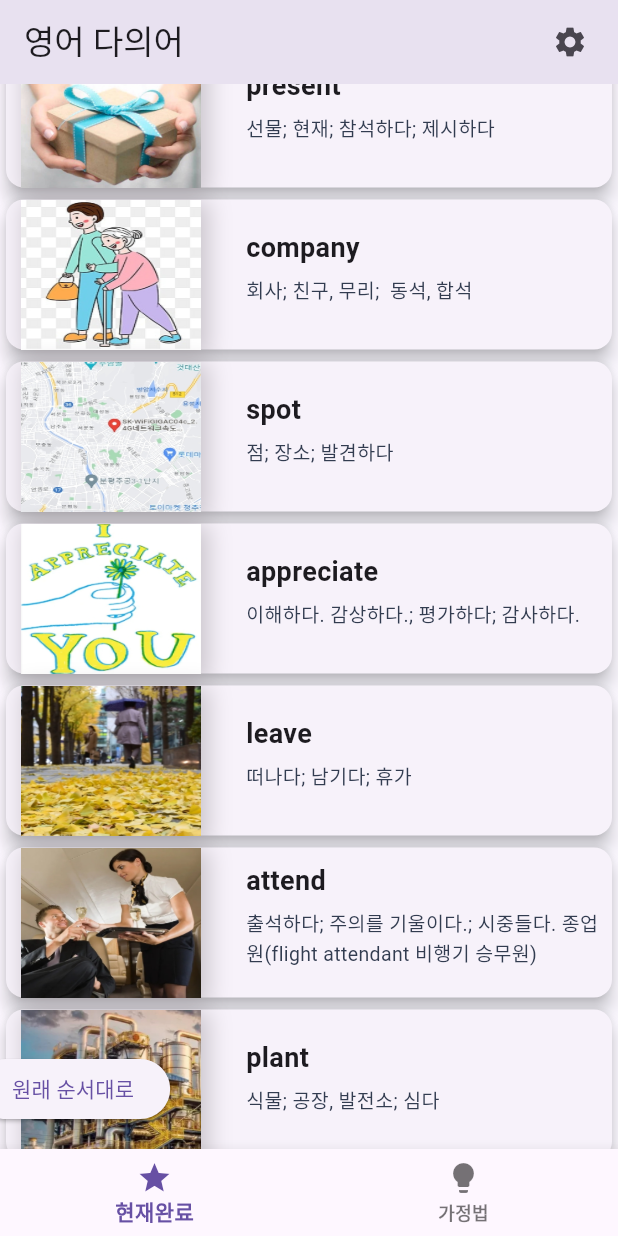
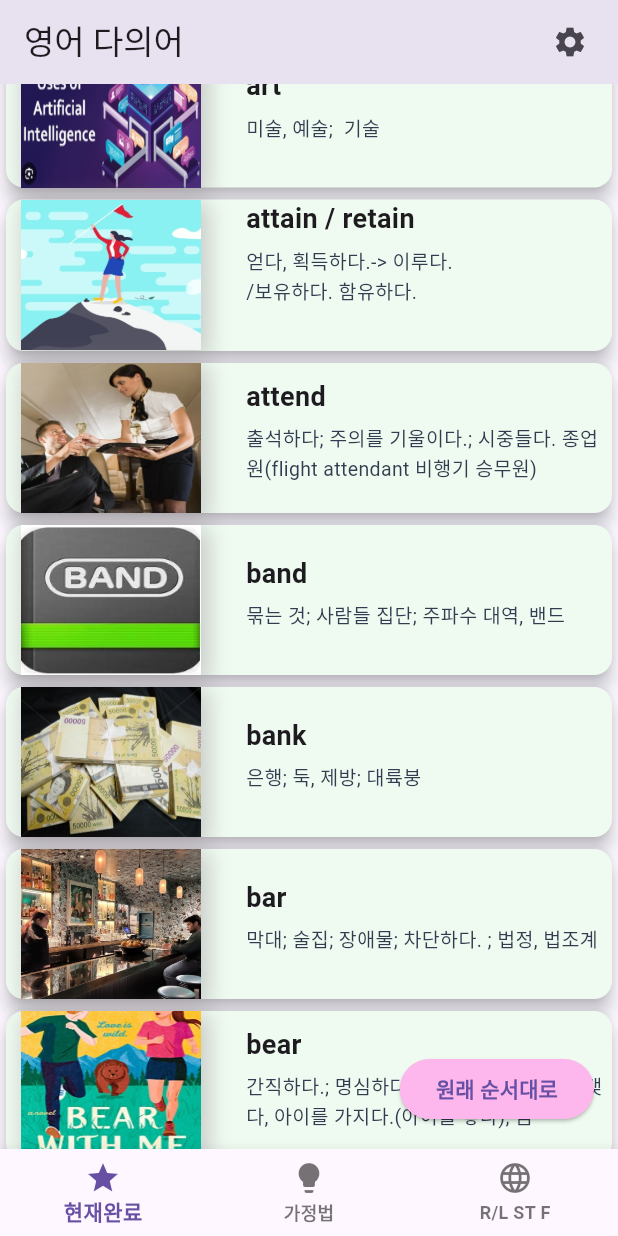
Before and after one commit to shanghanrun/choco_ex01, a Flutter app: the screen it shows after launch, scrolled down 576 dp, after a tap on "알파벳순", on a phone screen of 412 x 824 dp. Run offline on Flutter 3.47's test engine with Material 3 defaults, Android fonts, the light colour scheme and no system bars.

Commit message:
에러수정.

```diff
--- a/lib/dic.dart
+++ b/lib/dic.dart
@@ -1392,7 +1392,7 @@ I’ve never been able to work her out. 그녀에 대해서 뭔가 해보려(풀
     'image3': null,
   },
   {
-    "word": "yield",
+    'title': "yield",
     "meanings": "생산하다; 양보하다; 갚다; 굴복하다",
     "comment1": '''
 중심의미: 주다(give, give up, return)
@@ -1951,7 +1951,7 @@ sprout 싹, 싹이 나다.  봄이 되면 단단한 땅을 뚫고 새싹이 솟
     'image3': null,
   },
   {
-    "word": "cover",
+    'title': "cover",
     "meanings": "덮다; 감추다; 포함하다. 다루다. 걸쳐있다.; 보도하다.",
     "comment1": """
 중심의미: 덮다.
@@ -1993,7 +1993,7 @@ coverage: 영화촬영시, 동일한 연기 동작을 여러 각도에서 촬영
     "image3": null
   },
   {
-    "word": "reserve",
+    'title': "reserve",
     "meanings": '''
 예약하다; 보유하다  비축하다. 비축물; 보호구역
 reservoir [레’절버] 저수지, 급수장;비축 ;저장소
@@ -2017,7 +2017,7 @@ reserve area는 동물보호구역, 혹은 인디어보호구역 등으로,
     "image3": null
   },
   {
-    "word": "credit",
+    'title': "credit",
     "meanings": "신용; 명예, 인정; 학점을 주다",
     "comment1": '''
 중심의미: 믿음(신뢰)
@@ -2039,7 +2039,7 @@ My math class is worth three credits.
     "image3": null
   },
   {
-    "word": "subject",
+    'title': "subject",
     "meanings": "과목; 주제; ~받기 쉬운 ; ~하기 쉬운, ~하는 경향이 있는; ~에게 복종하는",
     "comment1": '''
 중심의미:sub(아래로)+ject(던지다)
@@ -2067,7 +2067,7 @@ It is subject to change.
     "image3": null
   },
   {
-    "word": "change",
+    'title': "change",
     "meanings": "바꾸다, 갈아타다; 잔돈",
     "comment1": "중학생이라도 change가  잔돈도 의미한다는 것은 알고 있어야죠?",
     "comment2": null,
@@ -2077,7 +2077,7 @@ It is subject to change.
     "image3": null
   },
   {
-    "word": "preserve",
+    'title': "preserve",
     "meanings": "보존하다.;  저장하다; 마음에 간직하다",
     "comment1": '''
 중심의미:미리저장하다.
@@ -2092,7 +2092,7 @@ It is subject to change.
     "image3": null
   },
   {
-    "word": "common",
+    'title': "common",
     "meanings": "공통의, 공동의; 보통의, 흔한",
     "comment1": '''
 공동의 내용이면, 너무나 흔하고, 보통의 것이 되죠.
@@ -2110,7 +2110,7 @@ It is subject to change.
     "image3": null
   },
   {
-    "word": "abuse",
+    'title': "abuse",
     "meanings": "남용하다; 학대하다",
     "comment1": '''
 쓸데 없이, 잘못되게 힘을 남용하는 것 ⇒ 학대하다.
@@ -2125,7 +2125,7 @@ It is subject to change.
     "image3": null
   },
   {
-    "word": "commit",
+    'title': "commit",
     "meanings": "전념하다.; 위임하다; 죄를 범하다.",
     "comment1": '''
 앞에서 살펴봤죠? 중심의미:모두를 바치다(all in)
@@ -2142,7 +2142,7 @@ It is subject to change.
     "image3": null
   },
   {
-    "word": "volume",
+    'title': "volume",
     "meanings": "책, 서적;  권(한권 두권); 양, 음량",
     "comment1": '''
 "중심의미: 용적
@@ -2158,7 +2158,7 @@ It is subject to change.
     "image3": null
   },
   {
-    "word": "mission",
+    'title': "mission",
     "meanings": "사명, 임무; 사절단; 전도",
     "comment1": '''
 중심의미:보내다(mit)
@@ -2172,7 +2172,7 @@ It is subject to change.
     "image3": null
   },
   {
-    "word": "close",
+    'title': "close",
     "meanings": "가까운, 친밀한; 결론, 종합",
     "comment1": '''
 중심의미:가까운
@@ -2196,7 +2196,7 @@ That was close!
     "image3": null
   },
   {
-    "word": "security",
+    'title': "security",
     "meanings": "보안, 안전; 유가증권; 단단히 고정하다; (힘들게)확보하다.",
     "comment1": '''
 secure는 ‘단단히 고정시키다’이라는 의미입니다.
@@ -2234,7 +2234,7 @@ security는 또한 '유가증권'을 뜻하기도 한다는데,
     "image3": null
   },
   {
-    "word": "tip",
+    'title': "tip",
     "meanings": "돌출된 끝; 봉사료; 요령, 암시;  가벼운 두드림",
     "comment1": '''
 중심의미: 아주 작은 것(끄트머리의 아주 작은 것)
@@ -2250,7 +2250,7 @@ security는 또한 '유가증권'을 뜻하기도 한다는데,
     "image3": null
   },
   {
-    "word": "plea",
+    'title': "plea",
     "meanings": "애원, 간청, 탄원; 변명",
     "comment1": '''
 please 제발 봐주세요.   저는 잘못한 게 정말로 없어요. 억울해요. 하는 게 plea.
@@ -2282,7 +2282,7 @@ How do you plead?
     "image3": null
   },
   {
-    "word": "grant",
+    'title': "grant",
     "meanings": "허가하다.;  (내키지 않지만) 인정하다.; 보조금",
     "comment1": '''
 중심의미: 허락해주는 것(허가하며 주는 것 give)
@@ -2301,7 +2301,7 @@ apply for a research grant
     "image3": null
   },
   {
-    "word": "but",
+    'title': "but",
     "meanings": "그러나; ~을 제외하고(except) ; 단지, 다만",
     "comment1": '''
 I had no choice but to sign the contract.
@@ -2324,7 +2324,7 @@ I don’t think we’ll manage it. Still, we can but try.
     "image3": null
   },
   {
-    "word": "last",
+    'title': "last",
     "meanings": "가장~할 것 같지 않은;  마지막의;  지난번의;  지속되다",
     "comment1": '''
 중심의미: 계속 남아있다.
@@ -2367,7 +2367,7 @@ He is [the last man] (in the world) I want to see.
     "image3": null
   },
   {
-    "word": "long",
+    'title': "long",
     "meanings": "긴; 바라다, 그리워하다",
     "comment1": '''
 중심의미: 오래, 길게 남다. (leave last와 유사한 감각)
@@ -2384,7 +2384,7 @@ long for ~  ~을 향해 계속 하다 = ~을 계속 바라다.
     "image3": null
   },
   {
-    "word": "well",
+    'title': "well",
     "meanings": "건강한; 아주 잘; 우물",
     "comment1": '''
 너무 쉬운 단어라서 우물만 외우면 되겠네요.
@@ -2400,7 +2400,7 @@ Workers capped an oil well to prevent oil from spilling.
     "image3": null
   },
   {
-    "word": "fit",
+    'title': "fit",
     "meanings": "적합한, 딱 맞는;  건강에 좋은;  발작(간질 발작 등)",
     "comment1": '''
 fit는 주로 '모양이 딱맞는'의미로 잘 사용되는 것 같습니다.
@@ -2425,7 +2425,7 @@ fit 는 f 단어로 '밖으로 특이하게 튀어나가는 모습'을 기본적
     "image3": null
   },
   {
-    "word": "good",
+    'title': "good",
     "meanings": "좋은;  상품(굿즈), 화물(goods)",
     "comment1": "복수형태로  화물, 상품으로 잘 사용됩니다.",
     "comment2": null,
@@ -2435,7 +2435,7 @@ fit 는 f 단어로 '밖으로 특이하게 튀어나가는 모습'을 기본적
     "image3": null
   },
   {
-    "word": "hold",
+    'title': "hold",
     "meanings": "잡다; 개최하다; 견디다, 버티다; 그대로 있다.멈추다.",
     "comment1": '''
 중심의미: 잡다. 관장하다. -> 어떤 모임을 관장하는 입장. 개최하다.
@@ -2458,7 +2458,7 @@ Hold on! Hold up! 하라고 하면 -> 그대로 계속 꽉 잡고 있어.  버
     "image3": null
   },
   {
-    "word": "lead",
+    'title': "lead",
     "meanings": "(앞장서서) 이끌다; 선두; (발음 레드)납, 연필심.",
     "comment1": '''
 be in the lead  앞서고 있다. 우세하고 있다.
@@ -2477,7 +2477,7 @@ Excessive drinking can lead to stomach disorders.
     "image3": null
   },
   {
-    "word": "stick",
+    'title': "stick",
     "meanings": "찌르다(poke); 달라붙다, 고수하다.;  막대기",
     "comment1": '''
 중심의미: 찌르다.인 것으로 보입니다.
@@ -2494,7 +2494,7 @@ Excessive drinking can lead to stomach disorders.
     "image3": null
   },
   {
-    "word": "sound",
+    'title': "sound",
     "meanings": "울리다. 소리; 건전한",
     "comment1": '''
 sound가 소리나다인데. 왜 건전한의 의미가 있을까요?
@@ -2512,7 +2512,7 @@ The kid returned home safe and sound.
     "image3": null
   },
   {
-    "word": "move",
+    'title': "move",
     "meanings": "움직이다. 이동하다.; 이사하다;  (사람을) 감동시키다",
     "comment1": '''
 이사가다, 감동시키다는 의미로 잘 사용됩니다.
@@ -2529,7 +2529,7 @@ The kid returned home safe and sound.
     "image3": null
   },
   {
-    "word": "want",
+    'title': "want",
     "meanings": "원하다; 부족(하다); 필요로 하다(need)",
     "comment1": '''
 중심의미는 그냥 부족하기 때문에 원하고 필요로하는 것이죠.
@@ -2542,7 +2542,7 @@ The kid returned home safe and sound.
     "image3": null
   },
   {
-    "word": "lot",
+    'title': "lot",
     "meanings": "땅, 토지(장소);  많음",
     "comment1": '''
 중심의미: 넓은 땅(부지)
@@ -2559,7 +2559,7 @@ parking lot 주차부지(주차 장소)
     "image3": null
   },
   {
-    "word": "patient",
+    'title': "patient",
     "meanings": "인내심 있는; 근면한; 환자",
     "comment1": '''
 중심의미: 참고 견디는.
@@ -2573,7 +2573,7 @@ parking lot 주차부지(주차 장소)
     "image3": null
   },
   {
-    "word": "toll",
+    'title': "toll",
     "meanings": "사망자수; 통행세",
     "comment1": '''
 이건 그냥 외워야 될 듯합니다. 톨게이트는 통행세 징수하는 곳이니, 쉽고,
@@ -2595,7 +2595,7 @@ The death toll continues to mount.
     "image3": null
   },
   {
-    "word": "culture",
+    'title': "culture",
     "meanings": "문화; 재배, 배양",
     "comment1": '''
 중심의미: cultivate(농사짓다.경작하다.)
@@ -2616,7 +2616,7 @@ The death toll continues to mount.
     "image3": null
   },
   {
-    "word": "solid",
+    'title': "solid",
     "meanings": "단단한, 고체의; 속이 꽉찬;  확실한; 순수한",
     "comment1": '''
 중심의미: 단단한(고체)
@@ -2645,7 +2645,7 @@ The strike was solid, supported by all the members.
     "image3": null
   },
   {
-    "word": "art",
+    'title': "art",
     "meanings": "미술, 예술;  기술",
     "comment1": '''
 중심의미: (사람) 손으로 만든 것
@@ -2668,7 +2668,7 @@ art가 손으로 만든 것이라고 알려주는 곳이 이 앱 말고 또 있
     "image3": null
   },
   {
-    "word": "virtual",
+    'title': "virtual",
     "meanings": "(컴퓨터) 가상의, 허상의 ; 사실상의, 사실상 ~와 다름없는",
     "comment1": '''
 이 단어는 '가상의'라는 뜻과, '사실상의'라는 뜻이 서로 반대의미 처럼 공존하고 있습니다.
@@ -2705,7 +2705,7 @@ He married a virtual stranger. 그는 (누가 봐도) 사실상 전혀 모르는
     "image3": null
   },
   {
-    "word": "material",
+    'title': "material",
     "meanings": "물질의; 재료; 세속적인",
     "comment1": '''
 물질적인 것이 세속적인 것이 되죠. material girl 세속적인 그녀
@@ -2717,7 +2717,7 @@ He married a virtual stranger. 그는 (누가 봐도) 사실상 전혀 모르는
     "image3": null
   },
   {
-    "word": "promote",
+    'title': "promote",
     "meanings": "촉진하다; 선동하다.; 승진하다",
     "comment1": '''
 중심의미: 위로 올리는 것
@@ -2734,7 +2734,7 @@ get promotion 승진하다.
     "image3": null
   },
   {
-    "word": "reflect",
+    'title': "reflect",
     "meanings": "(거울, 유리위에 상을)비추다.; 빛등을 반사하다.; 반영하다.; 곰곰히 생각하다. 반추하다",
     "comment1": '''
 reflex 반사하다. 반사해서 비추다.  반사한다는 것은 온 방향으로 다시(back, 거꾸로) 돌려보내는 것이죠.
@@ -2751,7 +2751,7 @@ reflect는 다시 비추는 것입니다.
     "image3": null
   },
   {
-    "word": "comply",
+    'title': "comply",
     "meanings": "준수하다. 따르다.",
     "comment1": '''
 이 단어를 보다 잘 이해하기 위해서는 이 앱의 아래목록에 있는 R/L 관련 글에서
@@ -2778,7 +2778,7 @@ compliance 준수
     "image3": null
   },
   {
-    "word": "attain / retain",
+    'title': "attain / retain",
     "meanings": '''
 얻다, 획득하다.-> 이루다.
 /보유하다. 함유하다.
@@ -2808,7 +2808,7 @@ a material that is designed to retain moisture.
     "image3": null
   },
   {
-    "word": "quarter",
+    'title': "quarter",
     "meanings": "1/4 ; 숙소;  방면, 지역",
     "comment1": '''
 중심의미: 나눈 구역
@@ -2824,7 +2824,7 @@ a material that is designed to retain moisture.
     "image3": null
   },
   {
-    "word": "bank",
+    'title': "bank",
     "meanings": "은행; 둑, 제방; 대륙붕",
     "comment1": '''
 중심의미: 쌓인 것.
@@ -2862,7 +2862,7 @@ a material that is designed to retain moisture.
     "image3": null
   },
   {
-    "word": "실력이 계단식으로 오르는 이유",
+    'title': "실력이 계단식으로 오르는 이유",
     "meanings": "시험문제는 언제나 random하게 주어진다.",
     "comment1": '''
 학생들 뿐만 아니라 모든 사람들이 답답해 하는 것 중의 하나가 "왜 노력한 만큼 성적(실력)이 안 오르는 걸까?"입니다.
--- a/lib/page_one.dart
+++ b/lib/page_one.dart
@@ -10,6 +10,7 @@ class PageOne extends StatefulWidget {
 class _PageOneState extends State<PageOne> {
   List<Map<String, dynamic>> list = dic;
   List<Map<String, dynamic>> sortedList = [];
+  List<Map<String, dynamic>> displayingList = [];
   bool isSorted = false;
   int selectedIndex = 0;
 
@@ -22,6 +23,8 @@ class _PageOneState extends State<PageOne> {
       Navigator.pushNamed(context, '/two');
     } else if (index == 1) {
       Navigator.pushNamed(context, '/three');
+    } else if (index == 2) {
+      Navigator.pushNamed(context, '/sound');
     }
   }
 
@@ -32,12 +35,12 @@ class _PageOneState extends State<PageOne> {
     // 그래서 initState에서 sortedWords에 sort()메서드를 사용한다.
     sortedList = List.from(list); //정렬를 하기 전에 복사. list와 분리
     sortedList
-        .sort((a, b) => (a['word'] as String).compareTo(b['word'] as String));
+        .sort((a, b) => (a['title'] as String).compareTo(b['title'] as String));
   }
 
   @override
   Widget build(BuildContext context) {
-    List<Map<String, dynamic>> displayingList = isSorted ? sortedList : list;
+    final displayingList = isSorted ? sortedList : list;
     return Scaffold(
       appBar: AppBar(
         title: const Text('영어 다의어'),
@@ -54,14 +57,21 @@ class _PageOneState extends State<PageOne> {
       floatingActionButton: Row(
         mainAxisAlignment: MainAxisAlignment.spaceBetween,
         children: [
-          // const SizedBox(width: 16),
+          const SizedBox(width: 16),
           ElevatedButton(
             onPressed: () {
               setState(() {
                 isSorted = !isSorted;
               });
             },
-            child: Text(isSorted ? '원래 순서대로' : '알파벳순'),
+            style: ElevatedButton.styleFrom(
+              backgroundColor:
+                  const Color.fromARGB(255, 254, 183, 236), // 이곳에 배경색을 지정합니다
+            ),
+            child: Text(
+              isSorted ? '원래 순서대로' : '알파벳순',
+              style: const TextStyle(fontWeight: FontWeight.bold),
+            ),
           ),
         ],
       ),
@@ -82,7 +92,7 @@ class _PageOneState extends State<PageOne> {
               itemBuilder: (context, i) {
                 Map<String, dynamic> word = displayingList[i];
                 String imageName = word['image1'];
-                String wordName = word['title'];
+                String wordTitle = word['title'];
                 String meanings = word['meanings'];
                 return GestureDetector(
                   onTap: () {
@@ -91,6 +101,7 @@ class _PageOneState extends State<PageOne> {
                   },
                   child: Card(
                     elevation: 5,
+                    color: const Color.fromARGB(255, 239, 251, 240),
                     child: Row(
                       crossAxisAlignment: CrossAxisAlignment.center,
                       children: [
@@ -107,7 +118,7 @@ class _PageOneState extends State<PageOne> {
                             mainAxisAlignment: MainAxisAlignment.center,
                             children: [
                               Text(
-                                wordName,
+                                wordTitle,
                                 style: const TextStyle(
                                   fontSize: 18,
                                   fontWeight: FontWeight.bold,
@@ -142,6 +153,10 @@ class _PageOneState extends State<PageOne> {
             icon: Icon(Icons.lightbulb),
             label: '가정법',
           ),
+          BottomNavigationBarItem(
+            icon: Icon(Icons.language),
+            label: 'R/L ST F',
+          ),
         ],
         currentIndex: selectedIndex,
         onTap: onItemTapped,
```
